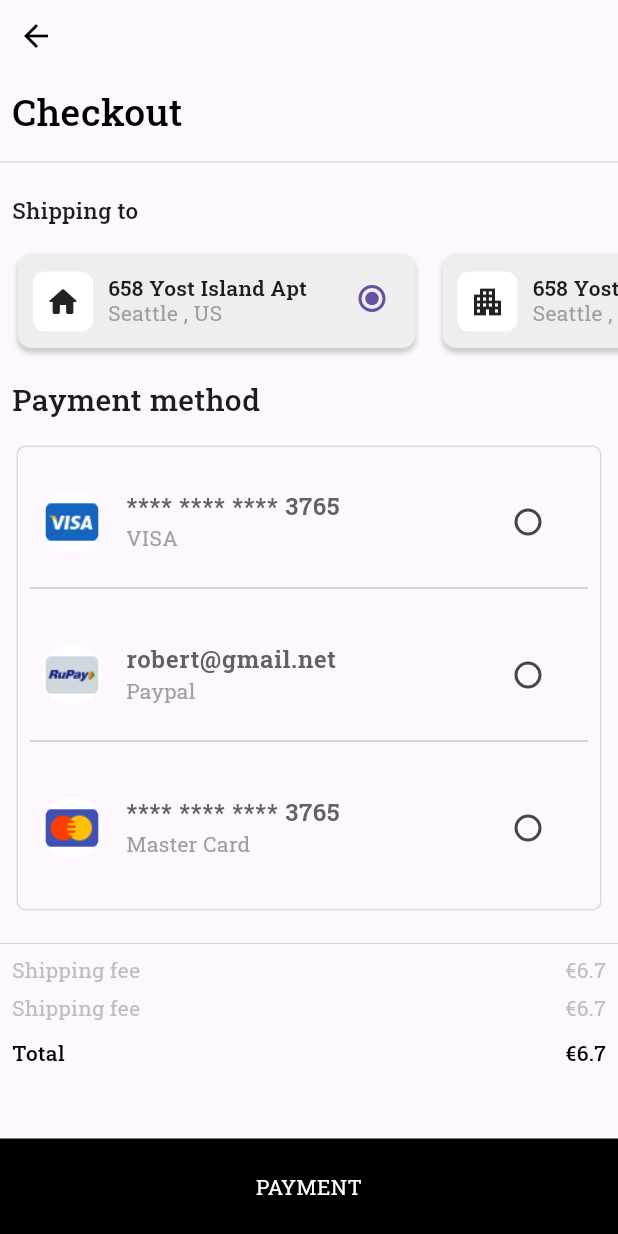
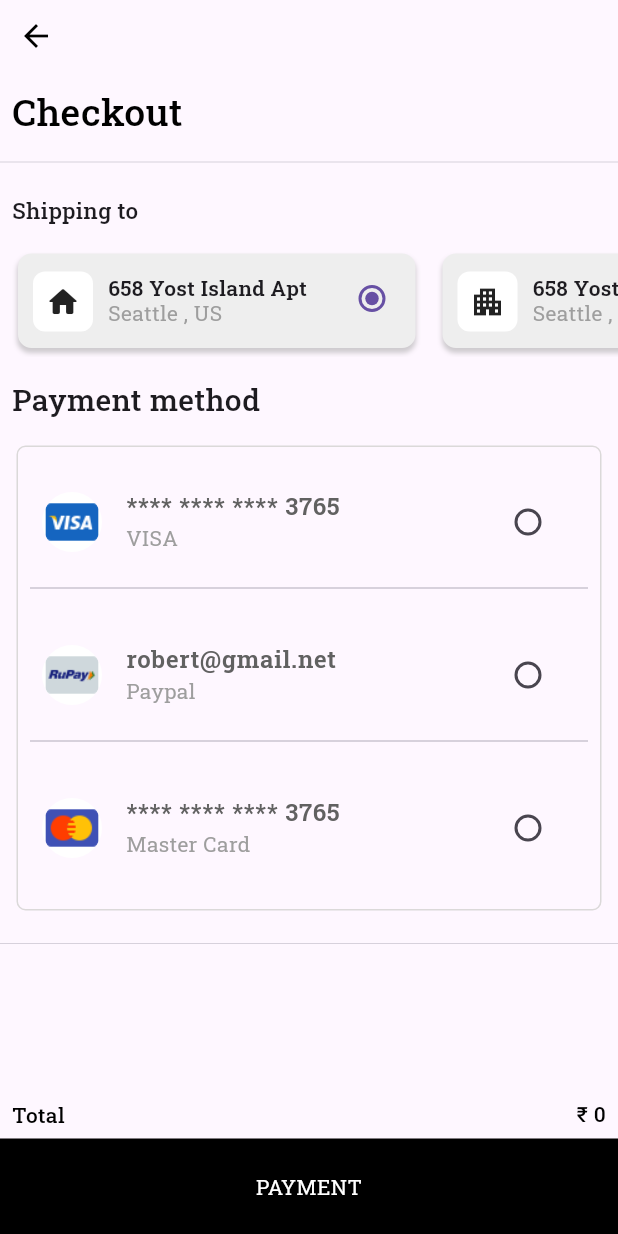
Before and after one commit to ridhu1123/furniture-shop, a Flutter app: the Checkoutscreen screen opened directly, on a phone screen of 412 x 824 dp. Run offline on Flutter 3.47's test engine with Material 3 defaults, Android fonts, the phone set to English and light mode, and no system bars; our stand-ins replace carousel_slider, cloud_firestore, firebase_auth, firebase_core, firebase_storage, get and 11 more; missing offline and left inert: dart:ffi, five_pointed_star, flutter_carousel_slider; accounts and stored records are empty; network calls fail.

Commit message:
05/02/24

```diff
--- a/lib/bottomnavigationclasses/explore.dart
+++ b/lib/bottomnavigationclasses/explore.dart
@@ -16,8 +16,6 @@
 }
 
 class _ExplorescreenState extends State<Explorescreen> {
-  Map<String, List<String>> folderImageUrls = {};
-
   var item = [];
   var bestsellers = [];
   getcategories() async {
@@ -151,6 +149,7 @@
                 child: Showallbutton(text: "Best sellers")),
             Container(
               height: 580,
+              width: double.infinity,
               child: GridView.builder(
                 // physics: NeverScrollableScrollPhysics(),
                 itemCount: bestsellers.length,
--- a/lib/data/user/usermodel.dart
+++ b/lib/data/user/usermodel.dart
@@ -6,7 +6,7 @@
   String? peymentMethods;
   String? productname;
   String? image;
-  String? price;
+  int? price;
   final String? id;
   String? name;
   final String? email;
--- a/lib/googlemap.dart
+++ b/lib/googlemap.dart
@@ -18,7 +18,7 @@
       Completer<GoogleMapController>();
   Location _locationcontroller = new Location();
   static const LatLng _pgoogleplex = LatLng(37.42223, -122.0848);
-  static const LatLng _noWayhome = LatLng(11.740460, 75.634930);
+  static const LatLng _noWayhome = LatLng(9.99709, 76.302815);
   LatLng? _current = null;
   @override
   void initState() {
@@ -36,7 +36,6 @@
       myLocationEnabled: true,
       mapToolbarEnabled: true,
       myLocationButtonEnabled: true,
-
       onMapCreated: ((GoogleMapController controller) =>
           _mapcontroller.complete(controller)),
       initialCameraPosition: CameraPosition(target: _pgoogleplex, zoom: 13),
@@ -57,8 +56,7 @@
             icon: BitmapDescriptor.defaultMarker,
             position: _noWayhome),
       },
-    )
-        );
+    ));
   }
 
   Future<void> _cameraTopostion(LatLng pos) async {
--- a/lib/screens/Sofa.dart
+++ b/lib/screens/Sofa.dart
@@ -45,7 +45,7 @@
     return items;
   }
 
-  Future<void> storeCartItems(String name, String image, String price) async {
+  Future<void> storeCartItems(String name, String image, int price) async {
     try {
       final newuser = UserModel(productname: name, image: image, price: price);
 
@@ -112,7 +112,7 @@
                                     storeCartItems(
                                         widget.exploreimage[index]["name"],
                                         widget.exploreimage[index]["image"],
-                                        "${widget.exploreimage[index]["price"]}");
+                                        widget.exploreimage[index]["price"]);
                                   },
                                   icon: Icon(
                                     Icons.shopping_cart,
--- a/lib/screens/addtocart.dart
+++ b/lib/screens/addtocart.dart
@@ -76,7 +76,7 @@
       final newuser = UserModel(
           productname: widget.proName["name"],
           image: widget.proName["image"],
-          price: "${widget.proName["price"]}"
+          price: widget.proName["price"]
           // productId: userCredential.user!.uid,
           // productname: widget.proName["name"],
           // image: widget.proName["image"],
--- a/lib/screens/checkoutpage.dart
+++ b/lib/screens/checkoutpage.dart
@@ -14,6 +14,7 @@
 }
 
 class _CheckoutscreenState extends State<Checkoutscreen> {
+  final controller = Get.put(UserRepository());
   String _selectedvalue = "1";
   String _selectedvalue1 = "1";
 
@@ -387,40 +388,9 @@
             Divider(
               thickness: 0.5,
             ),
+            Spacer(),
             Padding(
               padding: const EdgeInsets.only(left: 8, right: 8, bottom: 5),
-              child: Row(
-                mainAxisAlignment: MainAxisAlignment.spaceBetween,
-                children: [
-                  Text(
-                    "Shipping fee",
-                    style: GoogleFonts.robotoSlab(color: Colors.grey[400]),
-                  ),
-                  Text(
-                    "€6.7",
-                    style: GoogleFonts.robotoSlab(color: Colors.grey[400]),
-                  )
-                ],
-              ),
-            ),
-            Padding(
-              padding: const EdgeInsets.only(left: 8, right: 8, bottom: 5),
-              child: Row(
-                mainAxisAlignment: MainAxisAlignment.spaceBetween,
-                children: [
-                  Text(
-                    "Shipping fee",
-                    style: GoogleFonts.robotoSlab(color: Colors.grey[400]),
-                  ),
-                  Text(
-                    "€6.7",
-                    style: GoogleFonts.robotoSlab(color: Colors.grey[400]),
-                  )
-                ],
-              ),
-            ),
-            Padding(
-              padding: const EdgeInsets.only(left: 8, right: 8, top: 5),
               child: Row(
                 mainAxisAlignment: MainAxisAlignment.spaceBetween,
                 children: [
@@ -430,7 +400,7 @@
                         color: Colors.black, fontWeight: FontWeight.w500),
                   ),
                   Text(
-                    "€6.7",
+                    "₹ ${controller.total}",
                     style: GoogleFonts.robotoSlab(
                         color: Colors.black, fontWeight: FontWeight.w500),
                   )
--- a/lib/screens/colections.dart
+++ b/lib/screens/colections.dart
@@ -156,7 +156,7 @@
               builder: (context, snapshot) {
                 if (snapshot.connectionState == ConnectionState.done) {
                   return LimitedBox(
-                    maxHeight: 630,
+                    maxHeight: MediaQuery.of(context).size.height,
                     child: ListView.builder(
                       itemCount: 3,
                       itemBuilder: (context, index) {
```
Also changed, not shown: lib/bottomnavigationclasses/discover.dart (+7 -11 lines), lib/bottomnavigationclasses/home.dart (+23 -42 lines), lib/data/user/user_repository.dart (+18 -27 lines), lib/screens/cartscreen.dart (+36 -102 lines), lib/screens/profilepage.dart (+22 -21 lines), lib/screens/thirdcollection.dart (+5 -7 lines).
